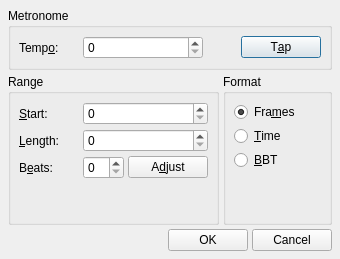
Qt form src/qtractorTempoAdjustForm.ui (rncbc/qtractor) before a commit.
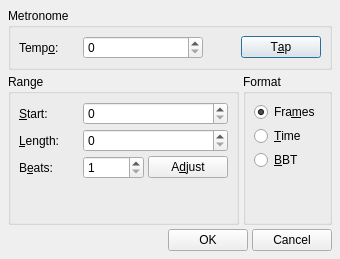
The same form after that commit. Icons and pictures are not drawn. Custom widgets are drawn as their Qt base class.

Commit message: - A tempo adjustment tool is making inroads from the menu as   Edit/Clip/Tempo... (factory shortcut: F7) (EXPERIMENTAL). (2)

```diff
--- a/src/qtractorTempoAdjustForm.ui
+++ b/src/qtractorTempoAdjustForm.ui
@@ -183,6 +183,12 @@
         <property name="toolTip">
          <string>Range beats</string>
         </property>
+        <property name="minimum">
+         <number>1</number>
+        </property>
+        <property name="maximum">
+         <number>65536</number>
+        </property>
        </widget>
       </item>
       <item row="2" column="2">
```
